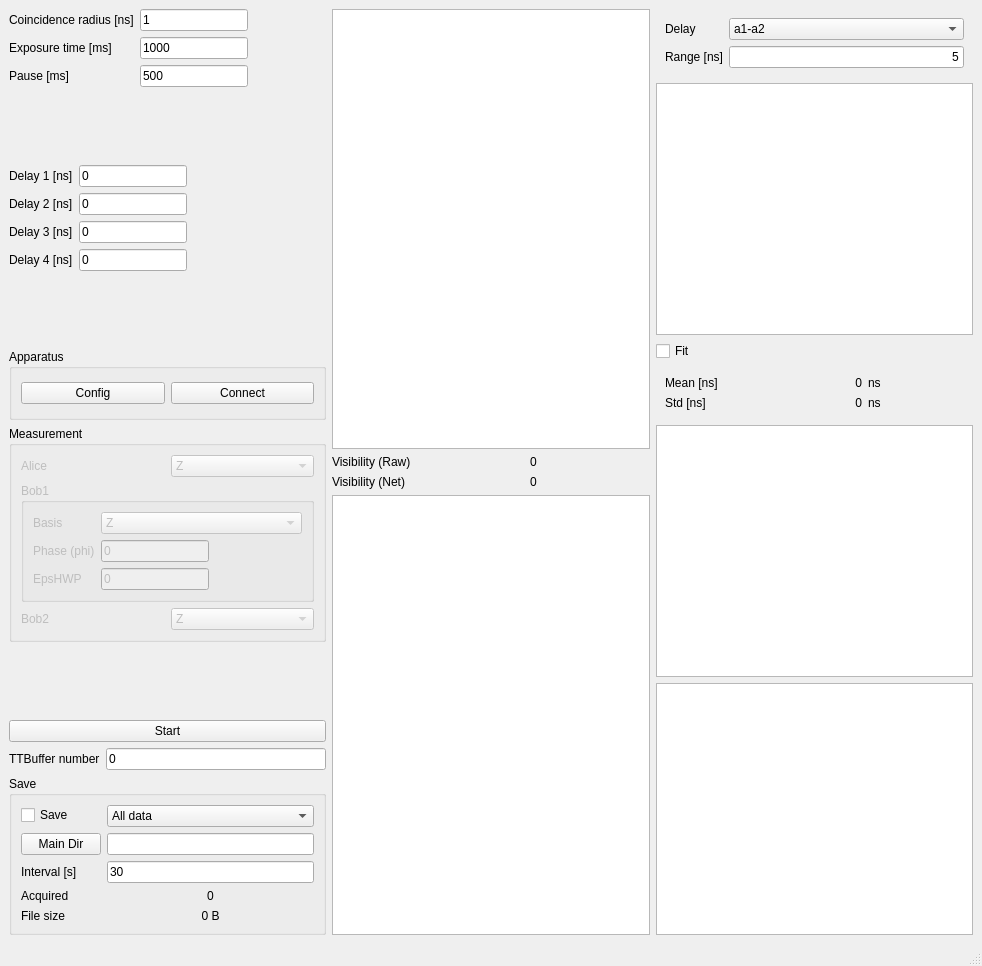
Before: the Qt Designer form pol/pol.ui in qLuxor/pylabtools, drawn with Qt 5.
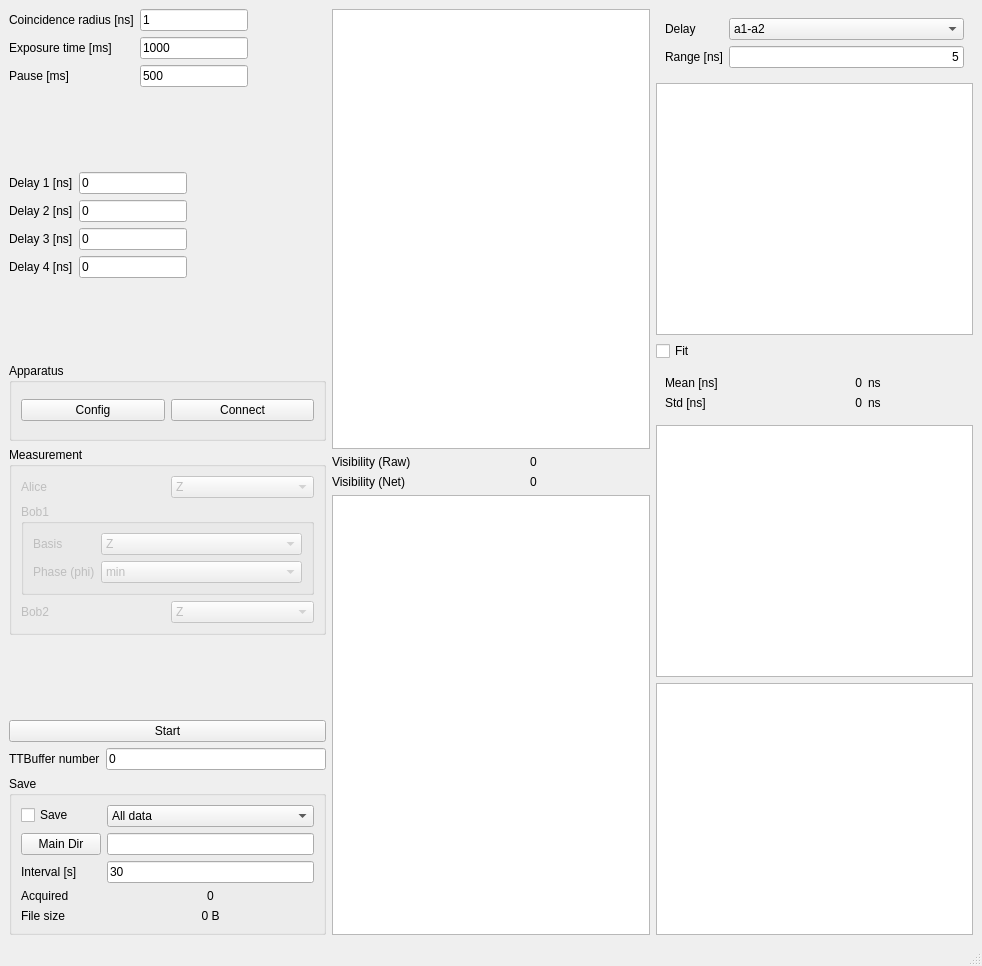
After: the same form once the commit is applied. Custom widgets are drawn as their Qt base class.

Commit message: Change phase selection in UI

```diff
--- a/pol/pol.ui
+++ b/pol/pol.ui
@@ -358,42 +358,20 @@
              </widget>
             </item>
             <item row="1" column="1">
-             <widget class="QLineEdit" name="txtPhaseBob1">
+             <widget class="QComboBox" name="cmbPhaseBob1">
               <property name="enabled">
                <bool>false</bool>
               </property>
-              <property name="sizePolicy">
-               <sizepolicy hsizetype="Maximum" vsizetype="Fixed">
-                <horstretch>0</horstretch>
-                <verstretch>0</verstretch>
-               </sizepolicy>
-              </property>
+              <item>
               <property name="text">
-               <string>0</string>
-              </property>
-             </widget>
-            </item>
-            <item row="2" column="0">
-             <widget class="QLabel" name="label_19">
+                <string>min</string>
+               </property>
+              </item>
+              <item>
               <property name="text">
-               <string>EpsHWP</string>
-              </property>
-             </widget>
-            </item>
-            <item row="2" column="1">
-             <widget class="QLineEdit" name="txtEpsHWPBob1">
-              <property name="enabled">
-               <bool>false</bool>
-              </property>
-              <property name="sizePolicy">
-               <sizepolicy hsizetype="Maximum" vsizetype="Fixed">
-                <horstretch>0</horstretch>
-                <verstretch>0</verstretch>
-               </sizepolicy>
-              </property>
-              <property name="text">
-               <string>0</string>
-              </property>
+                <string>max</string>
+               </property>
+              </item>
              </widget>
             </item>
            </layout>
```
Lines whose indentation alone changed are shown as unchanged.
